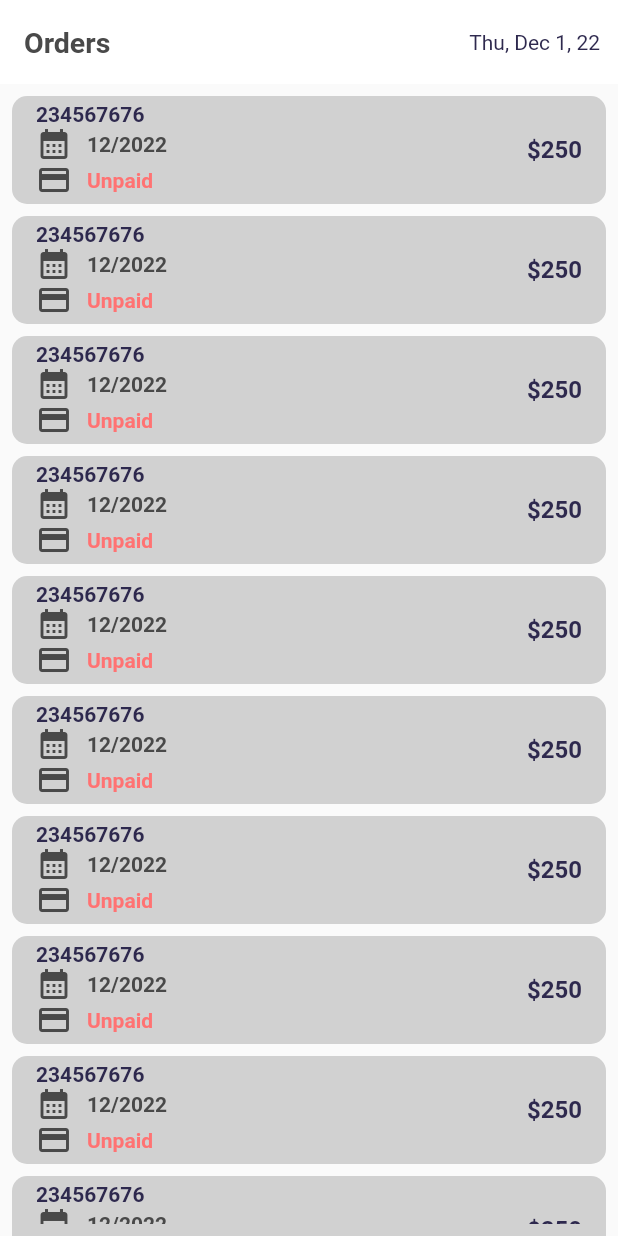
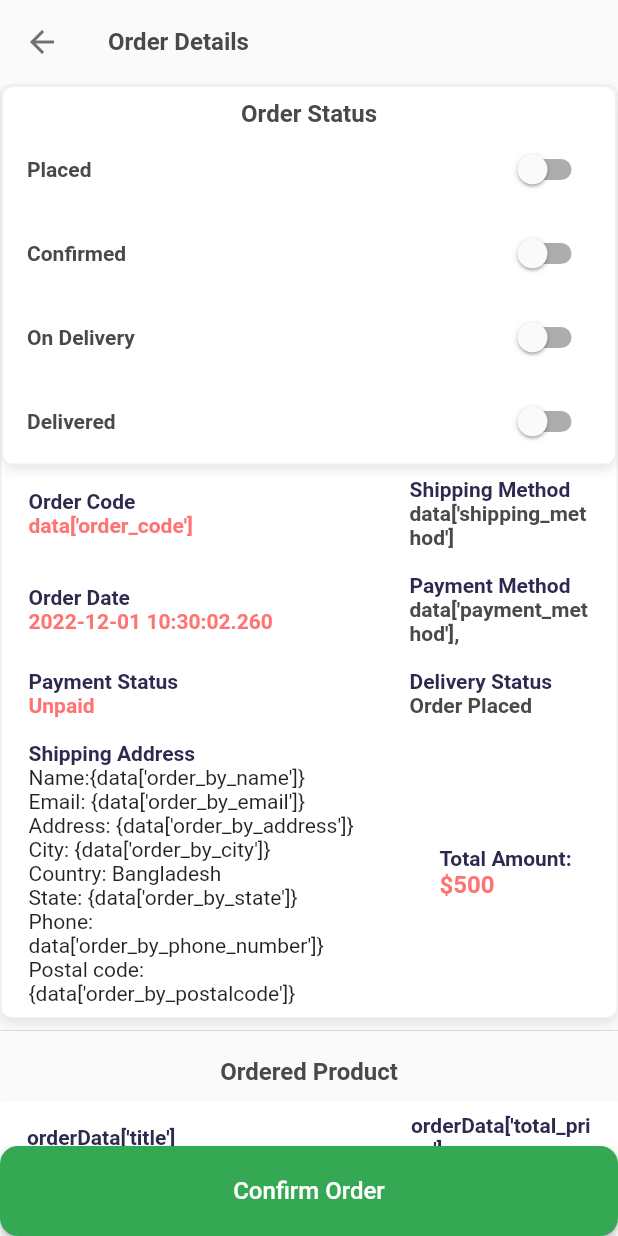
Before and after one commit to Sohag-84/eMart-sellar-app, a Flutter app: the OrdersScreen screen opened directly, after a tap on "234567676", on a phone screen of 412 x 824 dp. Run offline on Flutter 3.47's test engine with Material 2 defaults, Android fonts, the light colour scheme and no system bars; our stand-ins replace firebase_core, get, velocity_x; accounts and stored records are empty.

Commit message:
Order details screen designed

```diff
--- a/lib/views/home.dart
+++ b/lib/views/home.dart
@@ -3,7 +3,7 @@
 import 'package:e_mart_seller/const/const.dart';
 import 'package:e_mart_seller/controllers/home_controller.dart';
 import 'package:e_mart_seller/views/home_screen/home_screen.dart';
-import 'package:e_mart_seller/views/orders_screen/Order_screen.dart';
+import 'package:e_mart_seller/views/orders_screen/order_screen.dart';
 import 'package:e_mart_seller/views/products/products_screen.dart';
 import 'package:e_mart_seller/views/profile_screen/profile_screen.dart';
 
--- a/lib/views/orders_screen/Order_screen.dart
+++ b/lib/views/orders_screen/Order_screen.dart
@@ -1,6 +1,7 @@
 // ignore_for_file: prefer_const_constructors
 
 import 'package:e_mart_seller/const/const.dart';
+import 'package:e_mart_seller/views/orders_screen/order_details.dart';
 import 'package:e_mart_seller/widgets/appbar_widget.dart';
 import 'package:intl/intl.dart' as intl;
 
@@ -20,7 +21,9 @@ class OrdersScreen extends StatelessWidget {
               50,
               (index) {
                 return ListTile(
-                  onTap: () {},
+                  onTap: () {
+                    Get.to(() => OrderDetailsScreen());
+                  },
                   tileColor: textfieldGrey,
                   shape: RoundedRectangleBorder(
                     borderRadius: BorderRadius.circular(10),
@@ -45,14 +48,15 @@ class OrdersScreen extends StatelessWidget {
                       ),
                       Row(
                         children: [
-                          Icon(Icons.payment,color: fontGrey),
+                          Icon(Icons.payment, color: fontGrey),
                           10.widthBox,
-                          boldText(text: unpaid,color: red)
+                          boldText(text: unpaid, color: red)
                         ],
                       ),
                     ],
                   ),
-                  trailing: boldText(text: "\$250",color: purpleColor,size: 16),
+                  trailing:
+                      boldText(text: "\$250", color: purpleColor, size: 16),
                 ).box.margin(EdgeInsets.only(bottom: 8)).make();
               },
             ),
--- /dev/null
+++ b/lib/views/orders_screen/components/order_place_details.dart
@@ -0,0 +1,35 @@
+
+import 'package:e_mart_seller/const/const.dart';
+
+Widget orderPlaceDetails({
+  required String title1,
+  required String title2,
+  required String detail1,
+  required String detail2,
+}) {
+  return Padding(
+    padding: const EdgeInsets.symmetric(horizontal: 18.0, vertical: 8),
+    child: Row(
+      mainAxisAlignment: MainAxisAlignment.spaceBetween,
+      children: [
+        Column(
+          crossAxisAlignment: CrossAxisAlignment.start,
+          children: [
+           boldText(text: title1,color: purpleColor),
+           boldText(text: detail1,color: red),
+          ],
+        ),
+        SizedBox(
+          width: 120,
+          child: Column(
+            crossAxisAlignment: CrossAxisAlignment.start,
+            children: [
+              boldText(text: title2, color: purpleColor),
+              boldText(text: detail2, color: fontGrey),
+            ],
+          ),
+        ),
+      ],
+    ),
+  );
+}
--- /dev/null
+++ b/lib/views/orders_screen/order_details.dart
@@ -0,0 +1,180 @@
+// ignore_for_file: prefer_const_constructors
+
+import 'package:e_mart_seller/const/const.dart';
+import 'package:e_mart_seller/views/orders_screen/components/order_place_details.dart';
+import 'package:e_mart_seller/widgets/custom_button.dart';
+
+class OrderDetailsScreen extends StatelessWidget {
+  const OrderDetailsScreen({Key? key}) : super(key: key);
+
+  @override
+  Widget build(BuildContext context) {
+    return Scaffold(
+      appBar: AppBar(
+        iconTheme: IconThemeData(color: darkGrey),
+        title: boldText(text: "Order Details", size: 16, color: fontGrey),
+      ),
+      bottomNavigationBar: SizedBox(
+        height: 60,
+        width: context.screenWidth,
+        child: customButton(
+          title: "Confirm Order",
+          onPressed: () {},
+          color: green,
+        ),
+      ),
+      body: SingleChildScrollView(
+        physics: BouncingScrollPhysics(),
+        child: Column(
+          children: [
+            Column(
+              children: [
+                //oder status section
+                Visibility(
+                  child: Column(
+                    children: [
+                      8.heightBox,
+                      boldText(text: "Order Status", color: fontGrey, size: 16),
+                      SwitchListTile(
+                        activeColor: green,
+                        value: false,
+                        onChanged: (value) {},
+                        title: boldText(
+                          text: "Placed",
+                          color: fontGrey,
+                        ),
+                      ),
+                      SwitchListTile(
+                        activeColor: green,
+                        value: false,
+                        onChanged: (value) {},
+                        title: boldText(
+                          text: "Confirmed",
+                          color: fontGrey,
+                        ),
+                      ),
+                      SwitchListTile(
+                        activeColor: green,
+                        value: false,
+                        onChanged: (value) {},
+                        title: boldText(
+                          text: "On Delivery",
+                          color: fontGrey,
+                        ),
+                      ),
+                      SwitchListTile(
+                        activeColor: green,
+                        value: false,
+                        onChanged: (value) {},
+                        title: boldText(
+                          text: "Delivered",
+                          color: fontGrey,
+                        ),
+                      ),
+                    ],
+                  )
+                      .box
+                      .outerShadowMd
+                      .roundedSM
+                      .white
+                      .border(color: lightGrey)
+                      .make(),
+                ),
+
+                //order details section
+                orderPlaceDetails(
+                  title1: "Order Code",
+                  title2: "Shipping Method",
+                  detail1: "data['order_code']",
+                  detail2: "data['shipping_method']",
+                ),
+                orderPlaceDetails(
+                    title1: "Order Date",
+                    title2: "Payment Method",
+                    detail1: "${DateTime.now()}",
+                    detail2: "data['payment_method'],"),
+                orderPlaceDetails(
+                  title1: "Payment Status",
+                  title2: "Delivery Status",
+                  detail1: "Unpaid",
+                  detail2: "Order Placed",
+                ),
+                Padding(
+                  padding:
+                      const EdgeInsets.symmetric(horizontal: 18.0, vertical: 8),
+                  child: Row(
+                    mainAxisAlignment: MainAxisAlignment.spaceBetween,
+                    children: [
+                      SizedBox(
+                        width: 220,
+                        child: Column(
+                          crossAxisAlignment: CrossAxisAlignment.start,
+                          children: [
+                            boldText(
+                                text: "Shipping Address", color: purpleColor),
+                            "Name:{data['order_by_name']}".text.make(),
+                            "Email: {data['order_by_email']}".text.make(),
+                            "Address: {data['order_by_address']}".text.make(),
+                            "City: {data['order_by_city']}".text.make(),
+                            "Country: Bangladesh".text.make(),
+                            "State: {data['order_by_state']}".text.make(),
+                            "Phone: data['order_by_phone_number']}".text.make(),
+                            "Postal code: {data['order_by_postalcode']}"
+                                .text
+                                .make(),
+                          ],
+                        ),
+                      ),
+                      SizedBox(
+                        width: 100,
+                        child: Column(
+                          crossAxisAlignment: CrossAxisAlignment.start,
+                          children: [
+                            boldText(
+                                text: "Total Amount: ", color: purpleColor),
+                            boldText(text: "\$500", color: red, size: 16),
+                          ],
+                        ),
+                      ),
+                    ],
+                  ),
+                ),
+              ],
+            ).box.outerShadowMd.roundedSM.border(color: lightGrey).white.make(),
+            Divider(),
+            10.heightBox,
+            boldText(text: "Ordered Product", color: fontGrey, size: 16),
+            10.heightBox,
+            ListView(
+              shrinkWrap: true,
+              physics: NeverScrollableScrollPhysics(),
+              children: List.generate(5, (index) {
+                return Column(
+                  crossAxisAlignment: CrossAxisAlignment.start,
+                  children: [
+                    orderPlaceDetails(
+                      title1: "orderData['title']",
+                      title2: "orderData['total_price']",
+                      detail1: "Quantity: {orderData['quantity']}",
+                      detail2: 'Refundable',
+                    ),
+                    Padding(
+                      padding: const EdgeInsets.only(left: 18.0),
+                      child: Container(
+                        height: 20,
+                        width: 30,
+                        color: purpleColor,
+                      ),
+                    ),
+                    Divider()
+                  ],
+                );
+              }).toList(),
+            ).box.outerShadowMd.white.margin(EdgeInsets.only(bottom: 4)).make(),
+            20.heightBox,
+          ],
+        ),
+      ),
+    );
+  }
+}
```
